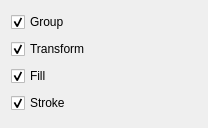
The window that src/gui/widgets/tools/shape_tool_widget.ui (mbasaglia/glaxnimate) describes before a commit, drawn with Qt 5.
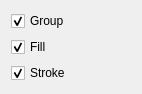
The same window after the commit. Icons and pictures are not drawn.

Commit message: Show edit widgets for group shapes

What changed in the file:
```diff
--- a/src/gui/widgets/tools/shape_tool_widget.ui
+++ b/src/gui/widgets/tools/shape_tool_widget.ui
@@ -6,40 +6,12 @@
    <rect>
     <x>0</x>
     <y>0</y>
-    <width>208</width>
-    <height>128</height>
+    <width>142</width>
+    <height>90</height>
    </rect>
   </property>
   <layout class="QGridLayout" name="gridLayout">
-   <item row="3" column="0">
-    <widget class="QCheckBox" name="check_stroke">
-     <property name="text">
-      <string>Stroke</string>
-     </property>
-     <property name="icon">
-      <iconset theme="format-stroke-color">
-       <normaloff>.</normaloff>.</iconset>
-     </property>
-     <property name="checked">
-      <bool>true</bool>
-     </property>
-    </widget>
-   </item>
    <item row="1" column="0">
-    <widget class="QCheckBox" name="check_transform">
-     <property name="text">
-      <string>Transform</string>
-     </property>
-     <property name="icon">
-      <iconset theme="transform-move">
-       <normaloff>.</normaloff>.</iconset>
-     </property>
-     <property name="checked">
-      <bool>true</bool>
-     </property>
-    </widget>
-   </item>
-   <item row="2" column="0">
     <widget class="QCheckBox" name="check_fill">
      <property name="text">
       <string>Fill</string>
@@ -67,6 +39,20 @@
      </property>
     </widget>
    </item>
+   <item row="2" column="0">
+    <widget class="QCheckBox" name="check_stroke">
+     <property name="text">
+      <string>Stroke</string>
+     </property>
+     <property name="icon">
+      <iconset theme="format-stroke-color">
+       <normaloff>.</normaloff>.</iconset>
+     </property>
+     <property name="checked">
+      <bool>true</bool>
+     </property>
+    </widget>
+   </item>
   </layout>
  </widget>
  <resources/>
```
Left out of the diff: 16 changed lines with no effect on the pictures. The commit also changes 17 other files.
